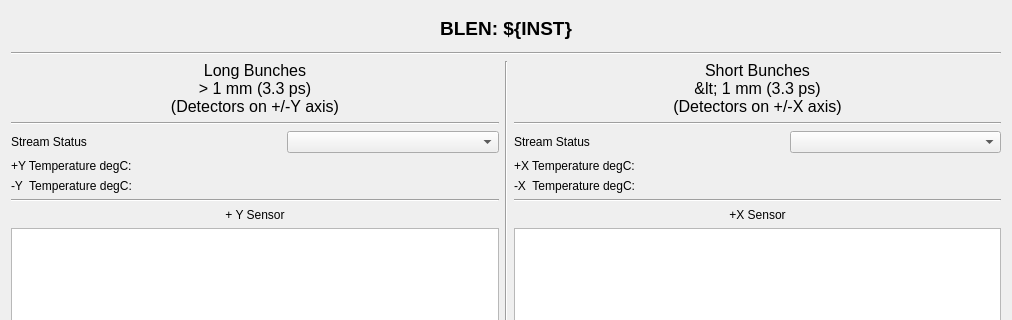
First picture: the form in blenApp/ui/blen_lcls2_gap.ui, repository slaclab/BunchLengthMonitor, before the edit; both pictures show x 0 to 1012 and y 0 to 320 of the 1012 by 890 pixel window.
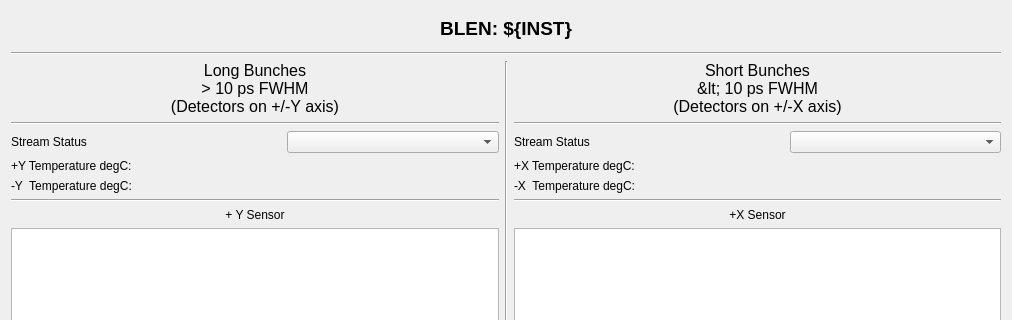
Second picture: the form after the edit. Custom widgets are drawn as their Qt base class.

Commit message: New filter control UI

```diff
--- a/blenApp/ui/blen_lcls2_gap.ui
+++ b/blenApp/ui/blen_lcls2_gap.ui
@@ -53,7 +53,7 @@
            </property>
            <property name="text">
             <string>Long Bunches 
-&gt; 1 mm (3.3 ps) 
+&gt; 10 ps FWHM 
 (Detectors on +/-Y axis)</string>
            </property>
            <property name="alignment">
@@ -235,7 +235,7 @@
            </property>
            <property name="text">
             <string>Short Bunches
-&lt; 1 mm (3.3 ps)
+&lt; 10 ps FWHM
 (Detectors on +/-X axis)</string>
            </property>
            <property name="alignment">
```
The commit also changes 3 other files.
